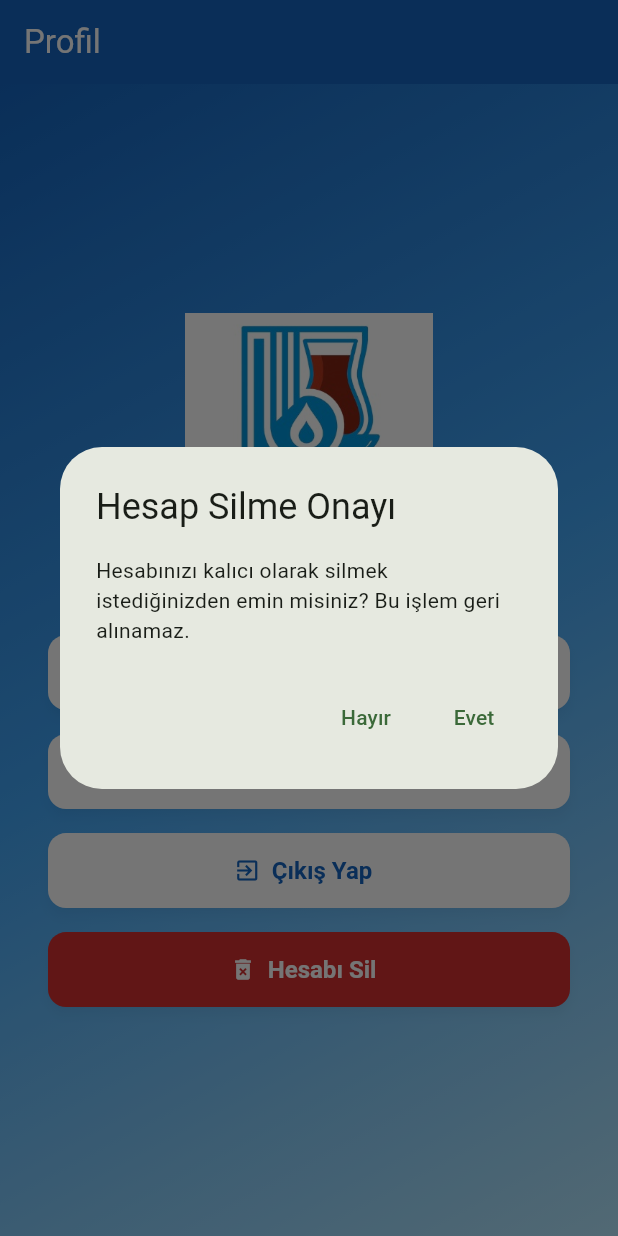
After one commit to krebtalop/buski_tea_app, a Flutter app: the ProfileScreen screen opened directly, after a tap on "Hesabı Sil", on a phone screen of 412 x 824 dp. The commit adds this screen. Run offline on Flutter 3.47's test engine with Material 3 defaults, Android fonts, the phone set to English and light mode, and no system bars; our stand-ins replace animated_text_kit, cloud_firestore, firebase_auth, firebase_core; accounts and stored records are empty.

Commit message:
profil ekranı eklendi

```diff
--- /dev/null
+++ b/buski_tea_app/lib/screens/profile_screen.dart
@@ -0,0 +1,208 @@
+import 'package:buski_tea_app/screens/login_screen.dart';
+import 'package:flutter/material.dart';
+import 'package:firebase_auth/firebase_auth.dart';
+import 'package:cloud_firestore/cloud_firestore.dart';
+
+class ProfileScreen extends StatefulWidget {
+  const ProfileScreen({super.key});
+
+  @override
+  State<ProfileScreen> createState() => _ProfileScreenState();
+}
+
+class _ProfileScreenState extends State<ProfileScreen> {
+  final FirebaseAuth _auth = FirebaseAuth.instance;
+  final FirebaseFirestore _firestore = FirebaseFirestore.instance;
+
+  // Çıkış yapma fonksiyonu
+  Future<void> _logout() async {
+    bool? confirmed = await _showConfirmationDialog(
+      title: 'Çıkış Onayı',
+      content: 'Çıkış yapmak istediğinizden emin misiniz?',
+    );
+
+    if (confirmed == true) {
+      await _auth.signOut();
+      if (mounted) {
+        Navigator.of(context).pushAndRemoveUntil(
+          MaterialPageRoute(builder: (context) => const LoginScreen()),
+          (Route<dynamic> route) => false,
+        );
+      }
+    }
+  }
+
+  // Hesap silme fonksiyonu
+  Future<void> _deleteAccount() async {
+    bool? confirmed = await _showConfirmationDialog(
+      title: 'Hesap Silme Onayı',
+      content:
+          'Hesabınızı kalıcı olarak silmek istediğinizden emin misiniz? Bu işlem geri alınamaz.',
+    );
+
+    if (confirmed != true) return;
+
+    User? user = _auth.currentUser;
+    if (user == null) return;
+
+    try {
+      // Önce Firestore'dan kullanıcı verilerini sil
+      await _firestore.collection('users').doc(user.uid).delete();
+
+      // Sonra Firebase Authentication'dan kullanıcıyı sil
+      await user.delete();
+
+      if (mounted) {
+        ScaffoldMessenger.of(context).showSnackBar(
+          const SnackBar(content: Text('Hesabınız başarıyla silindi.')),
+        );
+        Navigator.of(context).pushAndRemoveUntil(
+          MaterialPageRoute(builder: (context) => const LoginScreen()),
+          (Route<dynamic> route) => false,
+        );
+      }
+    } on FirebaseAuthException catch (e) {
+      if (e.code == 'requires-recent-login') {
+        _showErrorDialog(
+          'Bu işlem için yeniden giriş yapmanız gerekiyor. Lütfen çıkış yapıp tekrar giriş yaptıktan sonra tekrar deneyin.',
+        );
+      } else {
+        _showErrorDialog('Hesap silinirken bir hata oluştu: ${e.message}');
+      }
+    } catch (e) {
+      _showErrorDialog('Beklenmedik bir hata oluştu: $e');
+    }
+  }
+
+  // Onay dialogu gösterme
+  Future<bool?> _showConfirmationDialog({
+    required String title,
+    required String content,
+  }) {
+    return showDialog<bool>(
+      context: context,
+      builder: (context) => AlertDialog(
+        title: Text(title),
+        content: Text(content),
+        actions: [
+          TextButton(
+            onPressed: () => Navigator.of(context).pop(false),
+            child: const Text('Hayır'),
+          ),
+          TextButton(
+            onPressed: () => Navigator.of(context).pop(true),
+            child: const Text('Evet'),
+          ),
+        ],
+      ),
+    );
+  }
+
+  // Hata dialogu gösterme
+  void _showErrorDialog(String message) {
+    if (mounted) {
+      showDialog(
+        context: context,
+        builder: (context) => AlertDialog(
+          title: const Text('Hata'),
+          content: Text(message),
+          actions: [
+            TextButton(
+              onPressed: () => Navigator.of(context).pop(),
+              child: const Text('Tamam'),
+            ),
+          ],
+        ),
+      );
+    }
+  }
+
+  @override
+  Widget build(BuildContext context) {
+    return Scaffold(
+      appBar: AppBar(
+        title: const Text('Profil'),
+        backgroundColor: Colors.blue[800],
+        foregroundColor: Colors.white,
+        elevation: 0,
+        automaticallyImplyLeading: false, // Geri butonunu kaldır
+      ),
+      body: Container(
+        decoration: const BoxDecoration(
+          gradient: LinearGradient(
+            begin: Alignment.topLeft,
+            end: Alignment.bottomRight,
+            colors: [Color(0xFF1565C0), Color(0xFF42A5F5), Color(0xFFB3E5FC)],
+          ),
+        ),
+        child: Center(
+          child: Padding(
+            padding: const EdgeInsets.symmetric(horizontal: 32.0),
+            child: Column(
+              mainAxisAlignment: MainAxisAlignment.center,
+              children: [
+                Image.asset(
+                  'assets/images/logo.png',
+                  width: MediaQuery.of(context).size.width * 0.4,
+                ),
+                const SizedBox(height: 50),
+                _buildProfileButton(
+                  text: 'Geçmiş Siparişlerim',
+                  icon: Icons.history,
+                  onPressed: () {
+                    // TODO: Geçmiş siparişler sayfasına yönlendirme eklenecek
+                  },
+                ),
+                const SizedBox(height: 16),
+                _buildProfileButton(
+                  text: 'Şifremi Değiştir',
+                  icon: Icons.lock_outline,
+                  onPressed: () {
+                    // TODO: Şifre değiştirme sayfasına yönlendirme eklenecek
+                  },
+                ),
+                const SizedBox(height: 16),
+                _buildProfileButton(
+                  text: 'Çıkış Yap',
+                  icon: Icons.exit_to_app,
+                  onPressed: _logout,
+                ),
+                const SizedBox(height: 16),
+                _buildProfileButton(
+                  text: 'Hesabı Sil',
+                  icon: Icons.delete_forever,
+                  onPressed: _deleteAccount,
+                  isDestructive: true,
+                ),
+              ],
+            ),
+          ),
+        ),
+      ),
+    );
+  }
+
+  Widget _buildProfileButton({
+    required String text,
+    required IconData icon,
+    required VoidCallback onPressed,
+    bool isDestructive = false,
+  }) {
+    final style = ElevatedButton.styleFrom(
+      backgroundColor: isDestructive ? Colors.red[700] : Colors.white,
+      foregroundColor: isDestructive ? Colors.white : Colors.blue[800],
+      minimumSize: const Size(double.infinity, 50),
+      shape: RoundedRectangleBorder(borderRadius: BorderRadius.circular(12)),
+      textStyle: const TextStyle(fontSize: 16, fontWeight: FontWeight.w600),
+      elevation: 3,
+      shadowColor: Colors.black.withOpacity(0.2),
+    );
+
+    return ElevatedButton.icon(
+      icon: Icon(icon),
+      label: Text(text),
+      onPressed: onPressed,
+      style: style,
+    );
+  }
+}
```
Also changed, not shown: buski_tea_app/lib/screens/login_screen.dart (+17 -3 lines), buski_tea_app/lib/screens/order_screen.dart (+2 -22 lines), 1 other file.
